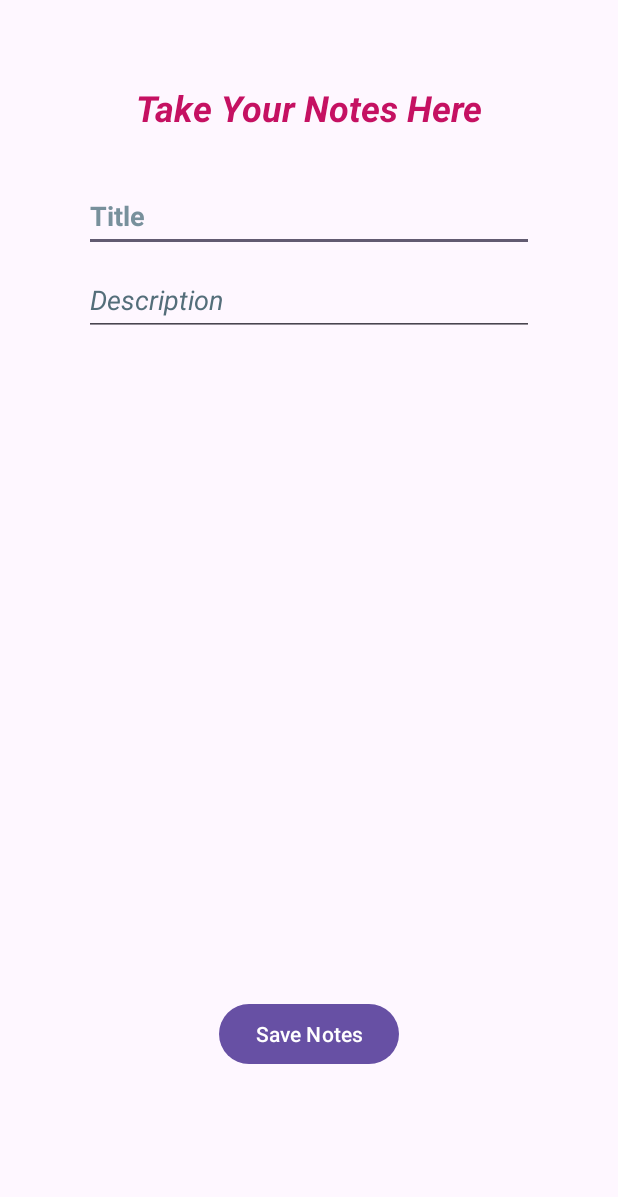
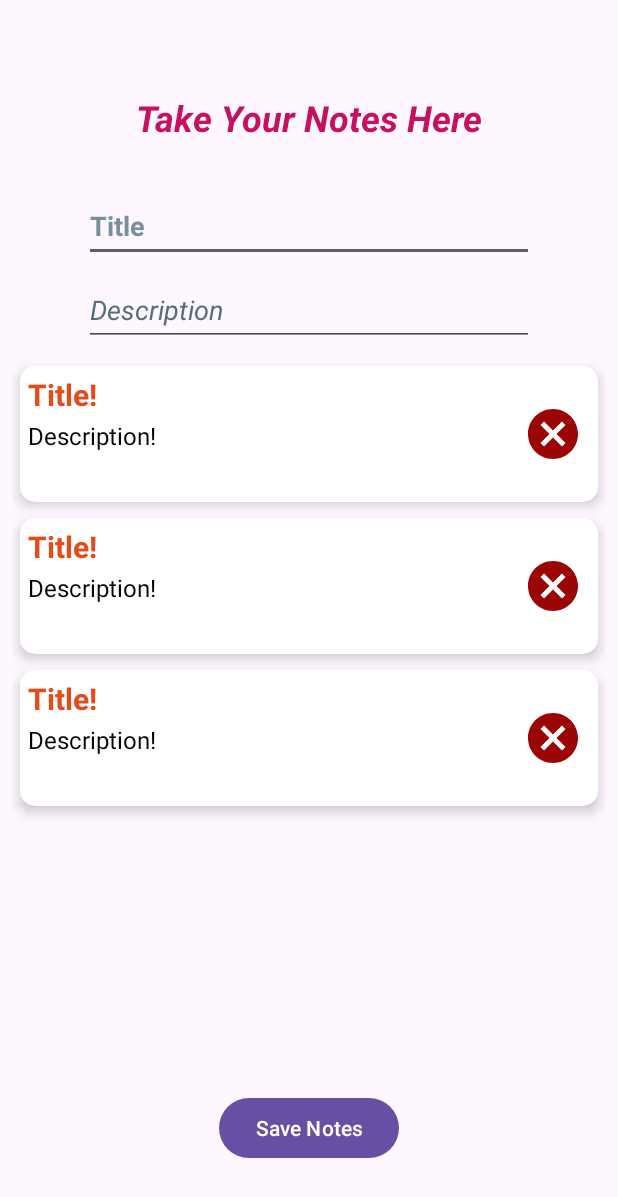
Before and after one commit to Devanshsati/LoginSignUp-Firebase-Android, an Android app: the layout activity_notes_screen.xml on its own in the app's theme, with its tools: preview values and no code run, on a phone screen of 412 x 824 dp. Shown: the top 1197 px of the screen. Run offline under Robolectric (Android 15) with nearby library versions, the phone set to English and light mode, and no system bars.

Commit message:
db all operations fully working

```diff
--- a/app/build.gradle.kts
+++ b/app/build.gradle.kts
@@ -71,6 +71,7 @@ dependencies {
     implementation(libs.androidx.espresso.core)
     implementation(libs.play.services.fido)
     implementation(libs.firebase.database)
+    implementation(libs.androidx.legacy.support.v4)
     testImplementation(libs.junit)
     androidTestImplementation(libs.androidx.junit)
     androidTestImplementation(libs.androidx.espresso.core)
--- a/app/src/main/java/com/example/login_signup_firebase/NoteItem.kt
+++ b/app/src/main/java/com/example/login_signup_firebase/NoteItem.kt
@@ -1,4 +1,6 @@
 package com.example.login_signup_firebase
 
-
-data class NoteItem(val title: String, val description: String)
+data class NoteItem(
+    var title: String = "",
+    var description: String = ""
+)
--- /dev/null
+++ b/app/src/main/res/drawable/baseline_cancel_24.xml
@@ -0,0 +1,5 @@
+<vector xmlns:android="http://schemas.android.com/apk/res/android" android:height="24dp" android:tint="#9B0505" android:viewportHeight="24" android:viewportWidth="24" android:width="24dp">
+
+    <path android:fillColor="@android:color/white" android:pathData="M12,2C6.47,2 2,6.47 2,12s4.47,10 10,10 10,-4.47 10,-10S17.53,2 12,2zM17,15.59L15.59,17 12,13.41 8.41,17 7,15.59 10.59,12 7,8.41 8.41,7 12,10.59 15.59,7 17,8.41 13.41,12 17,15.59z"/>
+
+</vector>
--- a/app/src/main/res/layout/activity_notes_screen.xml
+++ b/app/src/main/res/layout/activity_notes_screen.xml
@@ -5,6 +5,7 @@
     android:id="@+id/main"
     android:layout_width="match_parent"
     android:layout_height="match_parent"
+    android:padding="8dp"
     tools:context=".NotesScreen">
 
     <TextView
@@ -56,14 +57,27 @@
         app:layout_constraintStart_toStartOf="parent"
         app:layout_constraintTop_toBottomOf="@+id/editTextText" />
 
+    <androidx.recyclerview.widget.RecyclerView
+        android:id="@+id/recyclerView"
+        android:layout_width="match_parent"
+        android:layout_height="0dp"
+        android:layout_marginTop="8dp"
+        android:layout_marginBottom="8dp"
+        android:contentDescription="@string/note_display"
+        app:layout_constraintBottom_toTopOf="@+id/button6"
+        app:layout_constraintEnd_toEndOf="parent"
+        app:layout_constraintStart_toStartOf="parent"
+        app:layout_constraintTop_toBottomOf="@+id/editTextText2"
+        tools:listitem="@layout/notes_rv_item" />
+
     <Button
         android:id="@+id/button6"
         android:layout_width="wrap_content"
-        android:layout_height="wrap_content"
+        android:layout_height="0dp"
+        android:layout_marginBottom="40dp"
         android:text="@string/save_notes"
         app:layout_constraintBottom_toBottomOf="parent"
         app:layout_constraintEnd_toEndOf="parent"
-        app:layout_constraintStart_toStartOf="parent"
-        app:layout_constraintTop_toBottomOf="@+id/editTextText2"
-        app:layout_constraintVertical_bias="0.8" />
+        app:layout_constraintStart_toStartOf="parent" />
+
 </androidx.constraintlayout.widget.ConstraintLayout>
--- /dev/null
+++ b/app/src/main/res/layout/notes_rv_item.xml
@@ -0,0 +1,51 @@
+<?xml version="1.0" encoding="utf-8"?>
+
+<androidx.cardview.widget.CardView xmlns:android="http://schemas.android.com/apk/res/android"
+    xmlns:app="http://schemas.android.com/apk/res-auto"
+    android:layout_width="match_parent"
+    android:layout_height="wrap_content"
+    android:layout_margin="5dp"
+    app:cardCornerRadius="10dp"
+    app:cardElevation="5dp">
+
+    <androidx.constraintlayout.widget.ConstraintLayout
+        android:layout_width="match_parent"
+        android:layout_height="match_parent"
+        android:padding="5dp">
+
+        <TextView
+            android:id="@+id/textView8"
+            android:layout_width="320dp"
+            android:layout_height="30dp"
+            android:text="@string/title1"
+            android:textColor="#E64A19"
+            android:textSize="20sp"
+            android:textStyle="bold"
+            app:layout_constraintStart_toStartOf="parent"
+            app:layout_constraintTop_toTopOf="parent" />
+
+        <TextView
+            android:id="@+id/textView9"
+            android:layout_width="320dp"
+            android:layout_height="50dp"
+            android:maxLines="4"
+            android:text="@string/desc"
+            android:textColor="#050505"
+            android:textSize="16sp"
+            app:layout_constraintStart_toStartOf="parent"
+            app:layout_constraintTop_toBottomOf="@+id/textView8" />
+
+        <ImageView
+            android:id="@+id/imageView8"
+            android:layout_width="40dp"
+            android:layout_height="0dp"
+            android:contentDescription="@string/just_image"
+            android:layout_marginStart="5dp"
+            app:layout_constraintBottom_toBottomOf="@+id/textView9"
+            app:layout_constraintEnd_toEndOf="parent"
+            app:layout_constraintStart_toEndOf="@+id/textView8"
+            app:layout_constraintTop_toTopOf="parent"
+            app:srcCompat="@drawable/baseline_cancel_24" />
+    </androidx.constraintlayout.widget.ConstraintLayout>
+
+</androidx.cardview.widget.CardView>
--- a/app/src/main/res/values/strings.xml
+++ b/app/src/main/res/values/strings.xml
@@ -27,4 +27,8 @@
     <string name="title">Title</string>
     <string name="description">Description</string>
     <string name="save_notes">Save Notes</string>
+    <string name="note_display">Note Display</string>
+    <string name="x">❌</string>
+    <string name="title1">Title!</string>
+    <string name="desc">Description!</string>
 </resources>
```
Also changed, not shown: app/src/main/java/com/example/login_signup_firebase/NoteAdapter.kt (added, +33 -0 lines), app/src/main/java/com/example/login_signup_firebase/NotesScreen.kt (+62 -8 lines), gradle/libs.versions.toml (+6 -4 lines).
